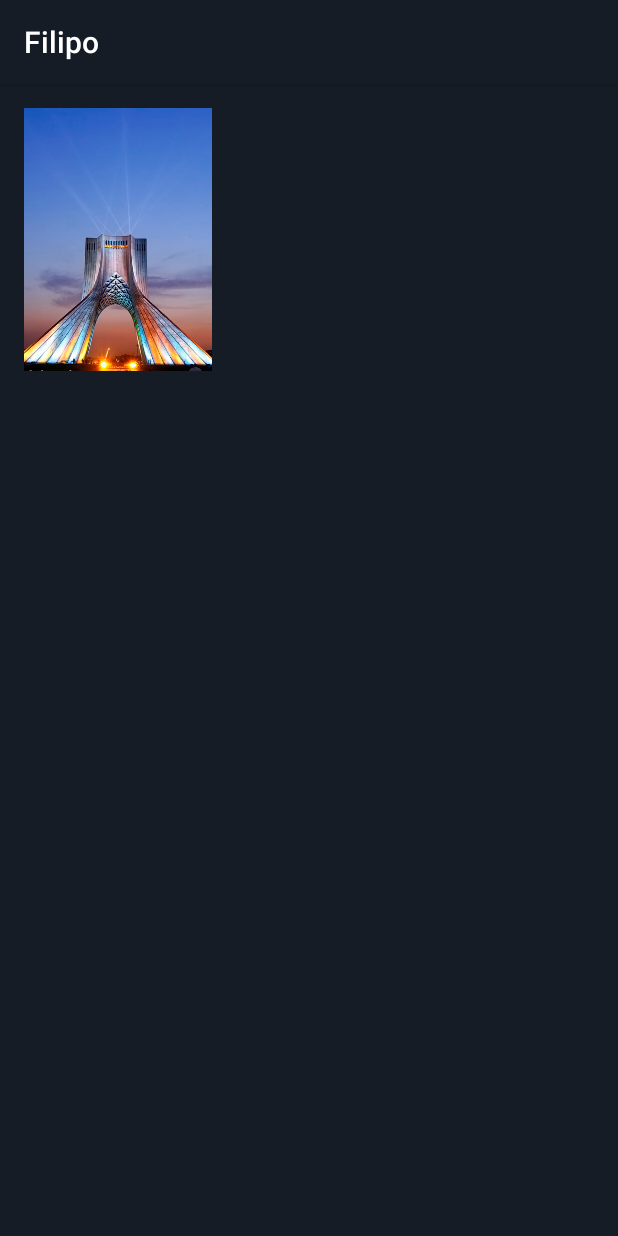
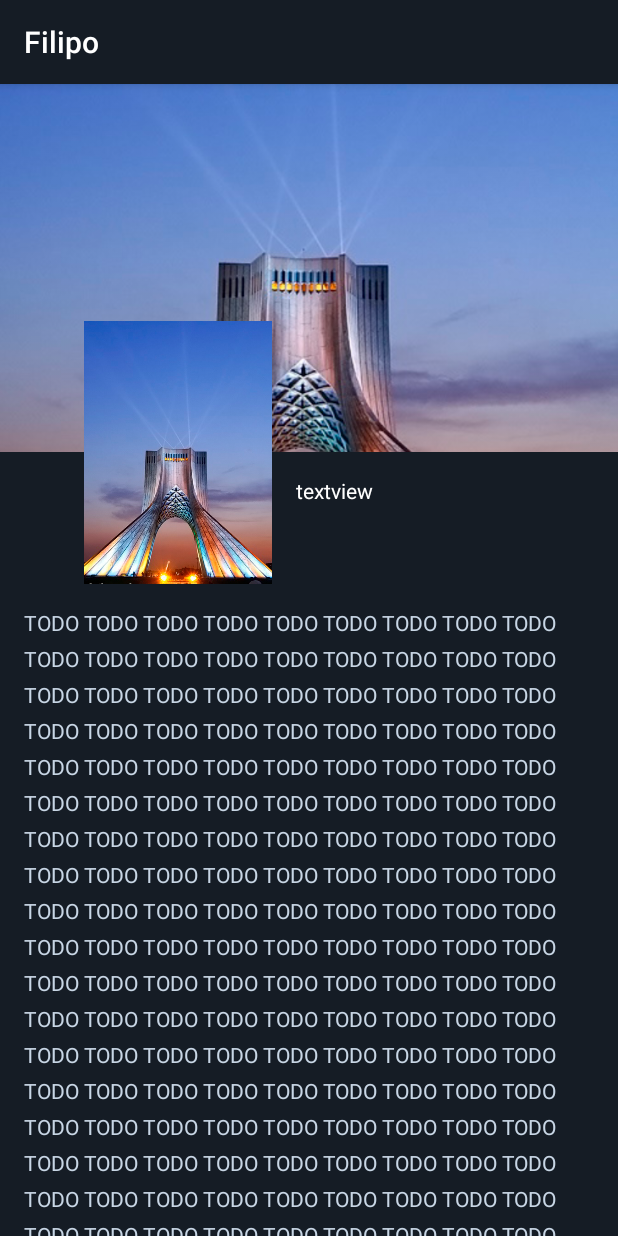
Before and after one commit to devmohammadi/Filipo_MoveApp, an Android app: the screen it shows after launch (MovieDetailActivity), after a tap on "Move 1", on a phone screen of 412 x 824 dp. Run offline under Robolectric (Android 15) with nearby library versions, the phone set to English and light mode, and no system bars.

Commit message:
Completing Movie Detail Activity

```diff
--- a/app/src/main/res/layout/activity_movie_detail.xml
+++ b/app/src/main/res/layout/activity_movie_detail.xml
@@ -1,5 +1,5 @@
 <?xml version="1.0" encoding="utf-8"?>
-<androidx.constraintlayout.widget.ConstraintLayout xmlns:android="http://schemas.android.com/apk/res/android"
+<androidx.core.widget.NestedScrollView xmlns:android="http://schemas.android.com/apk/res/android"
     xmlns:app="http://schemas.android.com/apk/res-auto"
     xmlns:tools="http://schemas.android.com/tools"
     android:layout_width="match_parent"
@@ -7,15 +7,66 @@
     tools:context=".MovieDetailActivity"
     android:background="@color/colorPrimary">
 
+    <androidx.constraintlayout.widget.ConstraintLayout
+        android:layout_width="match_parent"
+        android:layout_height="match_parent" >
+
+
         <ImageView
-        android:transitionName="sharedName"
             android:scaleType="centerCrop"
+            android:id="@+id/detail_movie_cover"
+            android:layout_width="wrap_content"
+            android:layout_height="245dp"
+            app:layout_constraintEnd_toEndOf="parent"
+            app:layout_constraintStart_toStartOf="parent"
+            app:layout_constraintTop_toTopOf="parent"
+            app:srcCompat="@drawable/movie1"/>
+
+        <ImageView
             android:id="@+id/detail_img"
             android:layout_width="125dp"
             android:layout_height="175dp"
+            android:layout_marginStart="56dp"
+            android:scaleType="centerCrop"
+            android:transitionName="sharedName"
+            app:layout_constraintBottom_toBottomOf="@id/detail_movie_cover"
+            app:layout_constraintStart_toStartOf="parent"
+            app:layout_constraintTop_toBottomOf="@+id/detail_movie_cover"
+            app:srcCompat="@drawable/ic_launcher_background"
+            tools:ignore="MissingConstraints" />
+
+        <TextView
+            android:textColor="#fff"
+            android:id="@+id/detail_movie_title"
+            android:layout_width="0dp"
+            android:layout_height="wrap_content"
             android:layout_marginStart="16dp"
+            android:layout_marginLeft="16dp"
             android:layout_marginTop="16dp"
+            android:layout_marginEnd="16dp"
+            android:layout_marginRight="16dp"
+            android:text="textview"
+            app:layout_constraintEnd_toEndOf="parent"
+            app:layout_constraintStart_toEndOf="@id/detail_img"
+            app:layout_constraintTop_toBottomOf="@+id/detail_movie_cover"/>
+
+        <TextView
+            android:lineSpacingExtra="8dp"
+            android:textColor="@color/colorTextLightBlue"
+            android:id="@+id/detail_movie_desc"
+            android:layout_width="0dp"
+            android:layout_height="wrap_content"
+            android:layout_marginStart="16dp"
+            android:layout_marginLeft="16dp"
+            android:layout_marginTop="16dp"
+            android:layout_marginEnd="16dp"
+            android:layout_marginRight="16dp"
+            android:text="@string/simple"
+            app:layout_constraintEnd_toEndOf="parent"
             app:layout_constraintStart_toStartOf="parent"
-        app:layout_constraintTop_toTopOf="parent"
-        app:srcCompat="@drawable/ic_launcher_background" />
+            app:layout_constraintTop_toBottomOf="@+id/detail_img"/>
+
+
     </androidx.constraintlayout.widget.ConstraintLayout>
+
+</androidx.core.widget.NestedScrollView>
--- a/app/src/main/res/values/strings.xml
+++ b/app/src/main/res/values/strings.xml
@@ -1,3 +1,4 @@
 <resources>
     <string name="app_name">Filipo</string>
+    <string name="simple">TODO TODO TODO TODO TODO TODO TODO TODO TODO TODO TODO TODO TODO TODO TODO TODO TODO TODO TODO TODO TODO TODO TODO TODO TODO TODO TODO TODO TODO TODO TODO TODO TODO TODO TODO TODO TODO TODO TODO TODO TODO TODO TODO TODO TODO TODO TODO TODO TODO TODO TODO TODO TODO TODO TODO TODO TODO TODO TODO TODO TODO TODO TODO TODO TODO TODO TODO TODO TODO TODO TODO TODO TODO TODO TODO TODO TODO TODO TODO TODO TODO TODO TODO TODO TODO TODO TODO TODO TODO TODO TODO TODO TODO TODO TODO TODO TODO TODO TODO TODO TODO TODO TODO TODO TODO TODO TODO TODO TODO TODO TODO TODO TODO TODO TODO TODO TODO TODO TODO TODO TODO TODO TODO TODO TODO TODO TODO TODO TODO TODO TODO TODO TODO TODO TODO TODO TODO TODO TODO TODO TODO TODO TODO TODO TODO TODO TODO TODO TODO TODO TODO TODO TODO TODO TODO TODO TODO TODO TODO TODO TODO TODO TODO TODO TODO TODO TODO TODO </string>
 </resources>
```
Lines whose indentation alone changed are shown as unchanged.
